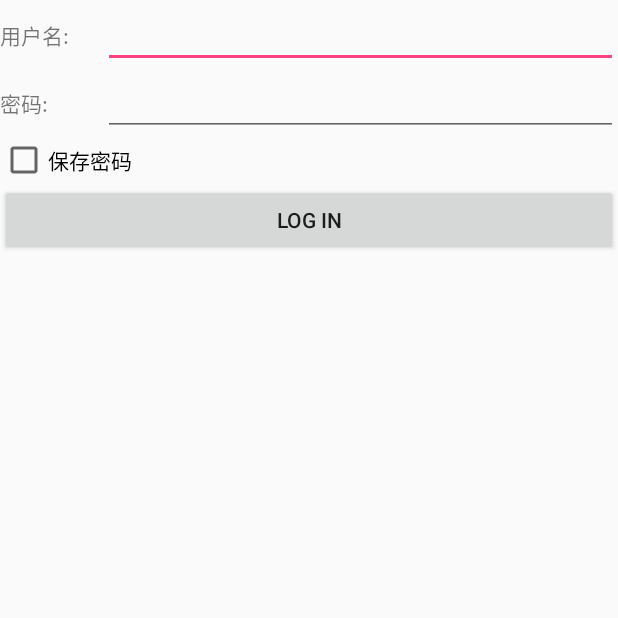
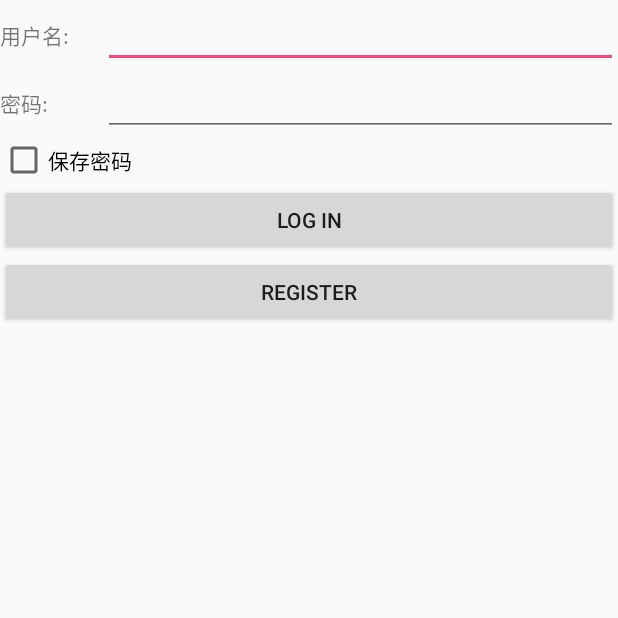
Before and after one commit to Kasiea/GreenearTech, an Android app: the LoginActivity screen opened directly, with no data from a screen before it, on a phone screen of 412 x 824 dp, the top half of it. Run offline under Robolectric (Android 15) with nearby library versions, the phone set to English and light mode, and no system bars.

Commit message:
only set mylocation once

```diff
--- a/app/src/main/java/com/greenear/yeqinglu/greeneartech/LoginActivity.java
+++ b/app/src/main/java/com/greenear/yeqinglu/greeneartech/LoginActivity.java
@@ -2,6 +2,7 @@ package com.greenear.yeqinglu.greeneartech;
 
 import android.app.Activity;
 import android.content.Context;
+import android.content.Intent;
 import android.os.Bundle;
 import android.text.TextUtils;
 import android.util.Log;
@@ -68,7 +69,6 @@ public class LoginActivity extends Activity {
         sharedPreData = new SharedPreData(this);
 
 
-
         login.setOnClickListener(new View.OnClickListener() {
             @Override
             public void onClick(View v) {
@@ -92,6 +92,9 @@ public class LoginActivity extends Activity {
                        Toast.makeText(LoginActivity.this, R.string.fail,Toast.LENGTH_SHORT).show();
                    }
                 }
+
+                Intent intent = new Intent(LoginActivity.this, MainActivity.class);
+                startActivity(intent);
             }
         });
 
--- a/app/src/main/java/com/greenear/yeqinglu/greeneartech/Map.java
+++ b/app/src/main/java/com/greenear/yeqinglu/greeneartech/Map.java
@@ -486,7 +486,7 @@ public class Map<S, S1> extends Activity {
         );//可选，默认高精度，设置定位模式，高精度，低功耗，仅设备
         option.setCoorType("bd09ll");//可选，默认gcj02，设置返回的定位结果坐标系
         int span=1000;
-        option.setScanSpan(span);//可选，默认0，即仅定位一次，设置发起定位请求的间隔需要大于等于1000ms才是有效的
+        option.setScanSpan(0);//可选，默认0，即仅定位一次，设置发起定位请求的间隔需要大于等于1000ms才是有效的
         option.setIsNeedAddress(true);//可选，设置是否需要地址信息，默认不需要
         option.setOpenGps(true);//可选，默认false,设置是否使用gps
         option.setLocationNotify(true);//可选，默认false，设置是否当gps有效时按照1S1次频率输出GPS结果
--- a/app/src/main/res/layout/login_activity.xml
+++ b/app/src/main/res/layout/login_activity.xml
@@ -61,4 +61,10 @@
         android:layout_height="wrap_content"
         android:text="Log In"/>
 
+    <Button
+        android:id="@+id/register"
+        android:layout_width="match_parent"
+        android:layout_height="wrap_content"
+        android:text="Register"/>
+
 </LinearLayout>
```
